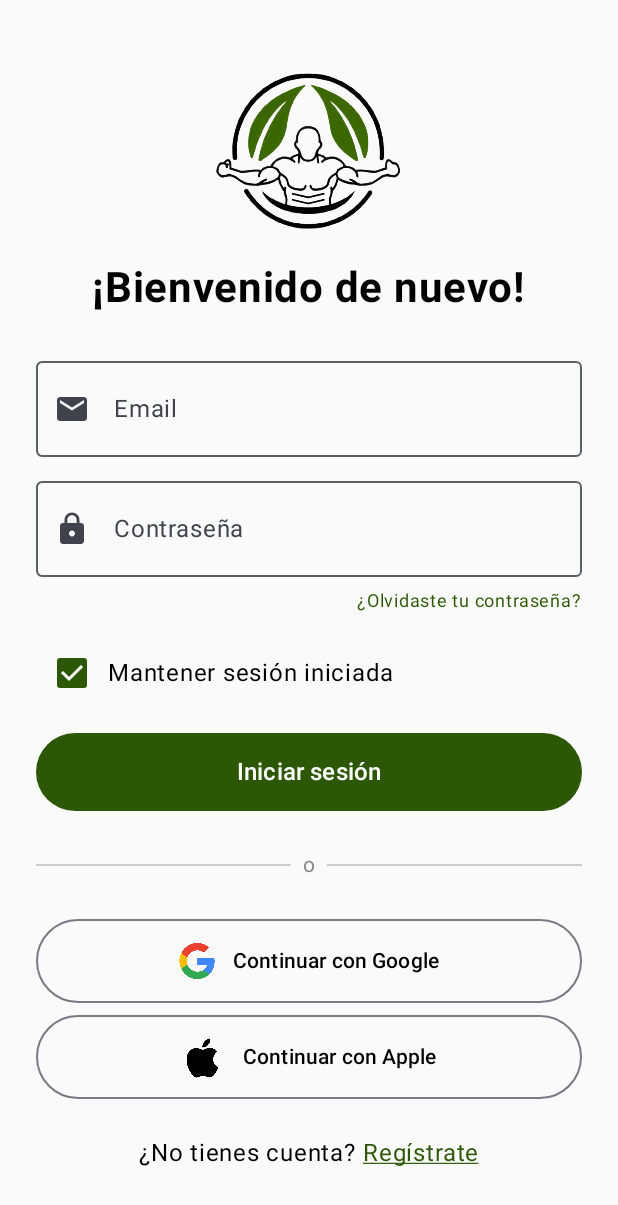
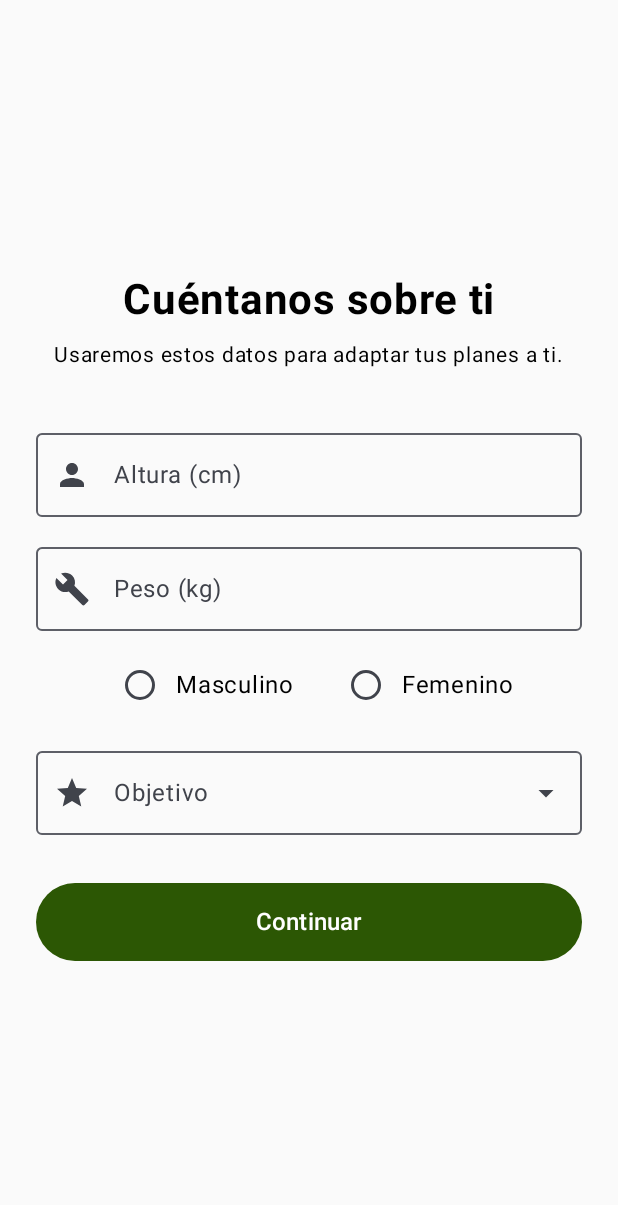
Before and after one commit to davidgonzz/KotlinTFG, an Android app built with Jetpack Compose: the screen it shows after launch (MainActivity), on a phone screen of 412 x 824 dp. Shown: the top 1205 px of the screen. Run offline under Robolectric (Android 15) with nearby library versions, the light colour scheme and no system bars; our stand-ins replace Firebase (no records; nobody signed in at launch, a user with empty details on screens opened directly).

Commit message:
Cambio color cajas y PersonalDataScreen

```diff
--- a/app/src/main/java/com/davidgonzalez/bodysync/MainActivity.kt
+++ b/app/src/main/java/com/davidgonzalez/bodysync/MainActivity.kt
@@ -5,7 +5,7 @@ import androidx.activity.ComponentActivity
 import androidx.activity.compose.setContent
 import androidx.activity.enableEdgeToEdge
 import com.davidgonzalez.bodysync.navigation.AppNavigation
-import com.davidgonzalez.bodysync.ui.screens.auth.RegistrationScreen
+import com.davidgonzalez.bodysync.ui.screens.onboarding.PersonalDataScreen
 import com.davidgonzalez.bodysync.ui.theme.BodySyncTheme
 
 class MainActivity : ComponentActivity() {
@@ -14,7 +14,7 @@ class MainActivity : ComponentActivity() {
         enableEdgeToEdge()
         setContent {
             BodySyncTheme {
-                AppNavigation()
+                PersonalDataScreen(onContinuar = {})
             }
         }
     }
--- /dev/null
+++ b/app/src/main/java/com/davidgonzalez/bodysync/ui/screens/onboarding/PersonalDataScreen.kt
@@ -0,0 +1,187 @@
+package com.davidgonzalez.bodysync.ui.screens.onboarding
+
+import android.widget.Toast
+import androidx.compose.foundation.layout.*
+import androidx.compose.foundation.text.KeyboardOptions
+import androidx.compose.material.icons.Icons
+import androidx.compose.material.icons.filled.Build
+import androidx.compose.material.icons.filled.Person
+import androidx.compose.material.icons.filled.Star
+import androidx.compose.material3.*
+import androidx.compose.runtime.*
+import androidx.compose.ui.Alignment
+import androidx.compose.ui.Modifier
+import androidx.compose.ui.graphics.Color
+import androidx.compose.ui.platform.LocalContext
+import androidx.compose.ui.res.colorResource
+import androidx.compose.ui.text.font.FontWeight
+import androidx.compose.ui.text.input.KeyboardType
+import androidx.compose.ui.unit.dp
+import androidx.compose.ui.unit.sp
+import androidx.lifecycle.viewmodel.compose.viewModel
+import com.davidgonzalez.bodysync.R
+import com.davidgonzalez.bodysync.viewmodel.AuthViewModel
+
+@OptIn(ExperimentalMaterial3Api::class)
+@Composable
+fun PersonalDataScreen(
+    onContinuar: () -> Unit,
+    viewModel: AuthViewModel = viewModel()
+) {
+    val primaryColor = colorResource(id = R.color.progress_line)
+    val context = LocalContext.current
+    var expanded by remember { mutableStateOf(false) }
+    val opcionesObjetivo = listOf("Adelgazar", "Engordar", "Mantenerse")
+
+    var altura by remember { mutableStateOf("") }
+    var peso by remember { mutableStateOf("") }
+    var genero by remember { mutableStateOf("") }
+    var objetivo by remember { mutableStateOf("") }
+
+    Column(
+        modifier = Modifier
+            .fillMaxSize()
+            .padding(horizontal = 24.dp),
+        verticalArrangement = Arrangement.Center,
+        horizontalAlignment = Alignment.CenterHorizontally
+    ) {
+        Text("Cuéntanos sobre ti", fontSize = 28.sp, fontWeight = FontWeight.Bold)
+        Spacer(modifier = Modifier.height(8.dp))
+        Text("Usaremos estos datos para adaptar tus planes a ti.", fontSize = 14.sp)
+
+        Spacer(modifier = Modifier.height(32.dp))
+
+        OutlinedTextField(
+            value = altura,
+            onValueChange = { altura = it },
+            label = { Text("Altura (cm)") },
+            leadingIcon = { Icon(Icons.Default.Person, contentDescription = null) },
+            keyboardOptions = KeyboardOptions(keyboardType = KeyboardType.Number),
+            singleLine = true,
+            modifier = Modifier
+                .fillMaxWidth()
+                .height(64.dp),
+            colors = TextFieldDefaults.outlinedTextFieldColors(
+                focusedBorderColor = Color(0xFF2C5704),
+                cursorColor = Color(0xFF2C5704)
+            )
+        )
+
+
+        Spacer(modifier = Modifier.height(12.dp))
+
+        OutlinedTextField(
+            value = peso,
+            onValueChange = { peso = it },
+            label = { Text("Peso (kg)") },
+            leadingIcon = { Icon(Icons.Default.Build, contentDescription = null) },
+            keyboardOptions = KeyboardOptions(keyboardType = KeyboardType.Number),
+            singleLine = true,
+            modifier = Modifier
+                .fillMaxWidth()
+                .height(64.dp),
+            colors = TextFieldDefaults.outlinedTextFieldColors(
+                focusedBorderColor = Color(0xFF2C5704),
+                cursorColor = Color(0xFF2C5704)
+
+            )
+        )
+
+        Spacer(modifier = Modifier.height(12.dp))
+
+        Row(
+            verticalAlignment = Alignment.CenterVertically,
+            horizontalArrangement = Arrangement.spacedBy(24.dp)
+        ) {
+            Row(verticalAlignment = Alignment.CenterVertically) {
+                RadioButton(
+                    selected = genero == "Masculino",
+                    onClick = { genero = "Masculino" },
+                    colors = RadioButtonDefaults.colors(selectedColor = primaryColor)
+                )
+                Text("Masculino")
+            }
+
+            Row(verticalAlignment = Alignment.CenterVertically) {
+                RadioButton(
+                    selected = genero == "Femenino",
+                    onClick = { genero = "Femenino" },
+                    colors = RadioButtonDefaults.colors(selectedColor = primaryColor)
+                )
+                Text("Femenino")
+            }
+        }
+
+        Spacer(modifier = Modifier.height(12.dp))
+
+        ExposedDropdownMenuBox(
+            expanded = expanded,
+            onExpandedChange = { expanded = !expanded },
+        ) {
+            OutlinedTextField(
+                value = objetivo,
+                onValueChange = {},
+                readOnly = true,
+                label = { Text("Objetivo") },
+                leadingIcon = { Icon(Icons.Default.Star, contentDescription = null) },
+                trailingIcon = {
+                    ExposedDropdownMenuDefaults.TrailingIcon(expanded = expanded)
+                },
+                modifier = Modifier
+                    .fillMaxWidth()
+                    .menuAnchor()
+                    .height(64.dp),
+                colors = TextFieldDefaults.outlinedTextFieldColors(
+                    focusedBorderColor = Color(0xFF2C5704),
+                    cursorColor = Color(0xFF2C5704)
+                )
+            )
+
+            DropdownMenu(
+                expanded = expanded,
+                onDismissRequest = { expanded = false }
+            ) {
+                opcionesObjetivo.forEach { opcion ->
+                    DropdownMenuItem(
+                        text = { Text(opcion) },
+                        onClick = {
+                            objetivo = opcion
+                            expanded = false
+                        }
+                    )
+                }
+            }
+        }
+
+        Spacer(modifier = Modifier.height(32.dp))
+
+        Button(
+            onClick = {
+                if (altura.isBlank() || peso.isBlank() || genero.isBlank() || objetivo.isBlank()) {
+                    Toast.makeText(context, "Por favor, completa todos los campos", Toast.LENGTH_SHORT).show()
+                } else {
+                    viewModel.guardarDatosFisicos(
+                        altura = altura,
+                        peso = peso,
+                        genero = genero,
+                        objetivo = objetivo,
+                        onSuccess = {
+                            Toast.makeText(context, "Datos guardados", Toast.LENGTH_SHORT).show()
+                            onContinuar()
+                        },
+                        onError = {
+                            Toast.makeText(context, "Error: $it", Toast.LENGTH_SHORT).show()
+                        }
+                    )
+                }
+            },
+            modifier = Modifier
+                .fillMaxWidth()
+                .height(52.dp),
+            shape = MaterialTheme.shapes.extraLarge,
+            colors = ButtonDefaults.buttonColors(containerColor = primaryColor)
+        ) {
+            Text("Continuar", fontSize = 16.sp)
+        }
+    }
+}
```
Also changed, not shown: app/src/main/java/com/davidgonzalez/bodysync/navigation/AppNavigation.kt (+9 -0 lines), app/src/main/java/com/davidgonzalez/bodysync/ui/screens/auth/LoginScreen.kt (+9 -2 lines), app/src/main/java/com/davidgonzalez/bodysync/ui/screens/auth/RegistrationScreen.kt (+41 -16 lines), app/src/main/java/com/davidgonzalez/bodysync/viewmodel/AuthViewModel.kt (+33 -2 lines).
